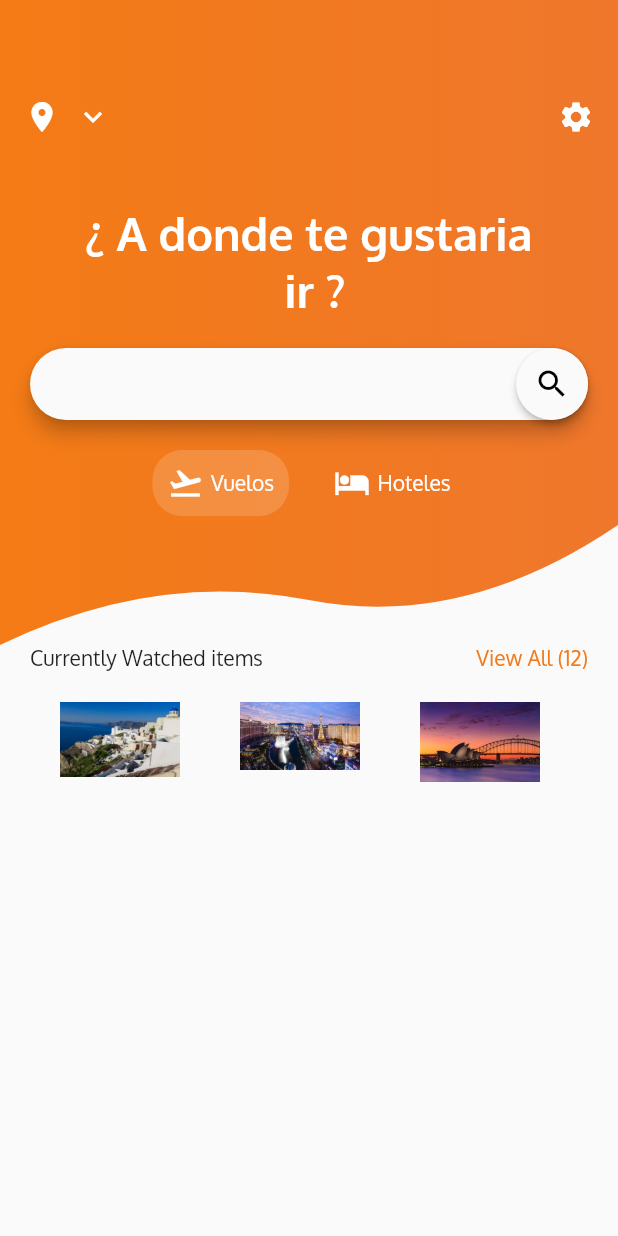
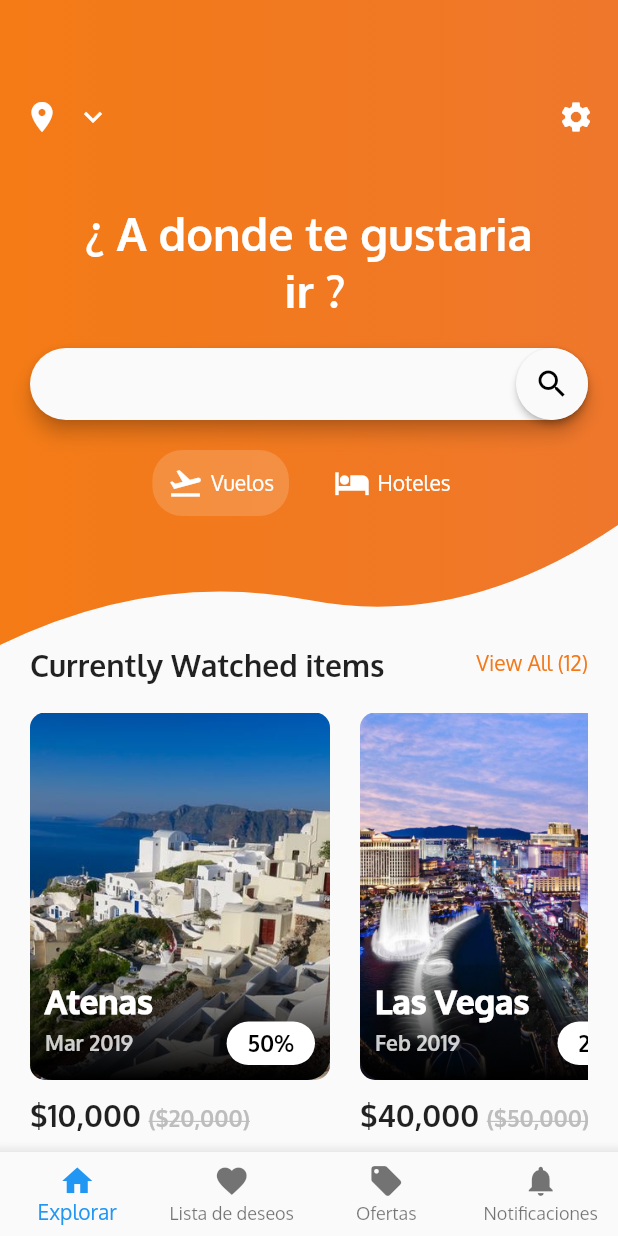
Before and after one commit to jetobe95/flutter_layouts, a Flutter app: the screen it shows after launch, on a phone screen of 412 x 824 dp. Run offline on Flutter 3.47's test engine with Material 2 defaults, Android fonts, the phone set to English and light mode, and no system bars.

Commit message:
Vista principal

```diff
--- /dev/null
+++ b/lib/pages/custom_bottom_bar.dart
@@ -0,0 +1,31 @@
+import 'package:flutter/material.dart';
+
+class CustomBottomBar extends StatelessWidget {
+  @override
+  Widget build(BuildContext context) {
+    return Material(
+      elevation: 10.0,
+          child: BottomNavigationBar(
+        type: BottomNavigationBarType.fixed,
+        items: [
+          BottomNavigationBarItem(
+            icon: Icon(Icons.home),
+            title: Text('Explorar')
+          ),
+          BottomNavigationBarItem(
+            icon: Icon(Icons.favorite),
+            title: Text('Lista de deseos')
+          ),
+          BottomNavigationBarItem(
+            icon: Icon(Icons.local_offer),
+            title: Text('Ofertas')
+          ),
+          BottomNavigationBarItem(
+            icon: Icon(Icons.notifications),
+            title: Text('Notificaciones')
+          ),
+        ],
+      ),
+    );
+  }
+}
--- a/lib/pages/home_page.dart
+++ b/lib/pages/home_page.dart
@@ -1,6 +1,7 @@
 import 'package:flight_tickets/clip/custom_shape_clipper.dart';
 import 'package:flight_tickets/images_assets.dart';
 import 'package:flight_tickets/models/city_card_model.dart';
+import 'package:flight_tickets/pages/custom_bottom_bar.dart';
 import 'package:flutter/material.dart';
 
 Color firstColor = Color(0xfff47b15);
@@ -16,6 +17,7 @@ class HomePage extends StatelessWidget {
   @override
   Widget build(BuildContext context) {
     return Scaffold(
+      bottomNavigationBar: CustomBottomBar(),
       // appBar: AppBar(
       //   title: Text('Vuelos'),
       // ),
@@ -36,21 +38,21 @@ class HomeScreenBottomPart extends StatelessWidget {
         assetImage: Images.athens,
         cityName: 'Atenas',
         discount: '50%',
-        monthYear: '2019',
+        monthYear: 'Mar 2019',
         newPrice: '\$10,000',
         oldPrice: '\$20,000'),
     CityCardModel(
         assetImage: Images.lasvegas,
         cityName: 'Las Vegas',
         discount: '20%',
-        monthYear: '2019',
+        monthYear: 'Feb 2019',
         newPrice: '\$40,000',
         oldPrice: '\$50,000'),
     CityCardModel(
         assetImage: Images.sydney,
         cityName: 'Sydney',
         discount: '90%',
-        monthYear: '2019',
+        monthYear: 'Jan 2019',
         newPrice: '\$20,000',
         oldPrice: '\$200.000'),
   ];
@@ -64,7 +66,10 @@ class HomeScreenBottomPart extends StatelessWidget {
         children: <Widget>[
           Row(
             children: <Widget>[
-              Text('Currently Watched items'),
+              Text(
+                'Currently Watched items',
+                style: TextStyle(fontSize: 20.0, fontWeight: FontWeight.w600),
+              ),
               Spacer(),
               Text(
                 'View All (12)',
@@ -72,17 +77,20 @@ class HomeScreenBottomPart extends StatelessWidget {
               )
             ],
           ),
+          SizedBox(
+            height: 20.0,
+          ),
           Container(
-            height: 210,
+            height: 280,
             child: ListView.builder(
               itemCount: cityCards.length,
               scrollDirection: Axis.horizontal,
               itemBuilder: (context, index) {
                 return Container(
-                  height: 210,
-                  width: 100,
-                  margin: EdgeInsets.all(10),
-                  padding: EdgeInsets.all(10),
+                  // height: 210,
+                  width: 200,
+                  margin: EdgeInsets.only(right: 20.0),
+                  // padding: EdgeInsets.all(10),
                   child: _buildCityCard(cityCards[index]),
                 );
               },
@@ -95,10 +103,102 @@ class HomeScreenBottomPart extends StatelessWidget {
 
   Widget _buildCityCard(CityCardModel cityCardModel) {
     return Container(
-      child: Stack(
+      child: Column(
         children: <Widget>[
-          Image(
-            image: cityCardModel.assetImage,
+          Expanded(
+            child: Stack(
+              fit: StackFit.expand,
+              children: <Widget>[
+                ClipRRect(
+                  borderRadius: BorderRadius.circular(10),
+                  child: Container(
+                    child: Image(
+                      image: cityCardModel.assetImage,
+                      fit: BoxFit.fitHeight,
+                    ),
+                  ),
+                ),
+                Positioned(
+                  bottom: 0,
+                  right: 0,
+                  left: 0,
+                  child: Container(
+                    padding: const EdgeInsets.all(10.0),
+                    decoration: BoxDecoration(
+                      borderRadius: BorderRadius.vertical(bottom: Radius.circular(15.0)),
+                        gradient: LinearGradient(
+                            begin: Alignment.topCenter,
+                            end: Alignment.bottomCenter,
+                            colors: [
+                          Colors.black12,
+                          Colors.black,
+                        ])),
+                    child: Column(
+                      crossAxisAlignment: CrossAxisAlignment.start,
+                      children: <Widget>[
+                        Text(
+                          cityCardModel.cityName,
+                          style: TextStyle(
+                              color: Colors.white,
+                              fontWeight: FontWeight.w900,
+                              fontSize: 22.0),
+                        ),
+                        Row(
+                          mainAxisAlignment: MainAxisAlignment.spaceBetween,
+                          children: <Widget>[
+                            Text(
+                              cityCardModel.monthYear,
+                              style: TextStyle(
+                                  color: Colors.white.withOpacity(0.8),
+                                  fontWeight: FontWeight.w600),
+                            ),
+                            SizedBox(
+                              width: 20,
+                            ),
+                            Container(
+                                padding: EdgeInsets.symmetric(
+                                    horizontal: 14.0, vertical: 5.0),
+                                decoration: BoxDecoration(
+                                    borderRadius: BorderRadius.circular(20.0),
+                                    color: Colors.white),
+                                child: Text(
+                                  cityCardModel.discount,
+                                  style: TextStyle(
+                                      fontSize: 15.0,
+                                      color: Colors.black,
+                                      fontWeight: FontWeight.w800),
+                                )),
+                          ],
+                        )
+                      ],
+                    ),
+                  ),
+                )
+              ],
+            ),
+          ),
+          SizedBox(
+            height: 10,
+          ),
+          Row(
+            crossAxisAlignment: CrossAxisAlignment.end,
+            children: <Widget>[
+              Text(
+                cityCardModel.newPrice,
+                style: TextStyle(fontSize: 20.0, fontWeight: FontWeight.w600),
+              ),
+              SizedBox(
+                width: 5.0,
+              ),
+              Text(
+                "(${cityCardModel.oldPrice})",
+                style: TextStyle(
+                    color: Colors.grey[400],
+                    fontSize: 15.0,
+                    fontWeight: FontWeight.w600,
+                    decoration: TextDecoration.lineThrough),
+              ),
+            ],
           )
         ],
       ),
```
